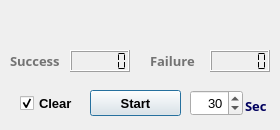
Zalafina/QLinkKeeper, file qlinkkeeper.ui: the form before one commit.
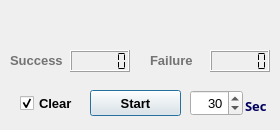
The form after the commit.

Commit message: Widgets focusPolicy modify.

The edit to the form file:
```diff
--- a/qlinkkeeper.ui
+++ b/qlinkkeeper.ui
@@ -95,7 +95,6 @@
    </property>
    <property name="font">
     <font>
-     <family>宋体</family>
      <pointsize>10</pointsize>
      <weight>75</weight>
      <bold>true</bold>
@@ -119,7 +118,6 @@
    </property>
    <property name="font">
     <font>
-     <family>宋体</family>
      <pointsize>10</pointsize>
      <weight>75</weight>
      <bold>true</bold>
```
Left out of the diff: 6 changed lines with no effect on the pictures.
